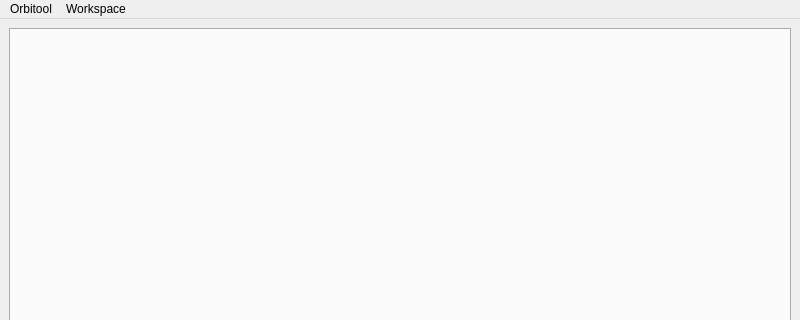
l460289052/Orbitool, file Orbitool/UI/Main.ui: the form before one commit; both pictures show x 0 to 800 and y 0 to 320 of the 800 by 600 pixel window.
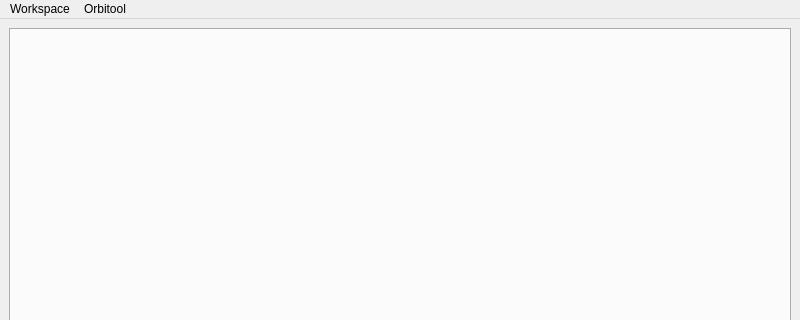
The form after the commit.

What changed in the file:
```diff
--- a/Orbitool/UI/Main.ui
+++ b/Orbitool/UI/Main.ui
@@ -45,7 +45,7 @@
      <x>0</x>
      <y>0</y>
      <width>800</width>
-     <height>26</height>
+     <height>22</height>
     </rect>
    </property>
    <widget class="QMenu" name="menuWorkspace">
@@ -65,8 +65,8 @@
     </property>
     <addaction name="settingAction"/>
    </widget>
-   <addaction name="menuOrbitool"/>
    <addaction name="menuWorkspace"/>
+   <addaction name="menuOrbitool"/>
   </widget>
   <widget class="QStatusBar" name="statusbar"/>
   <action name="workspaceSaveAction">
```
